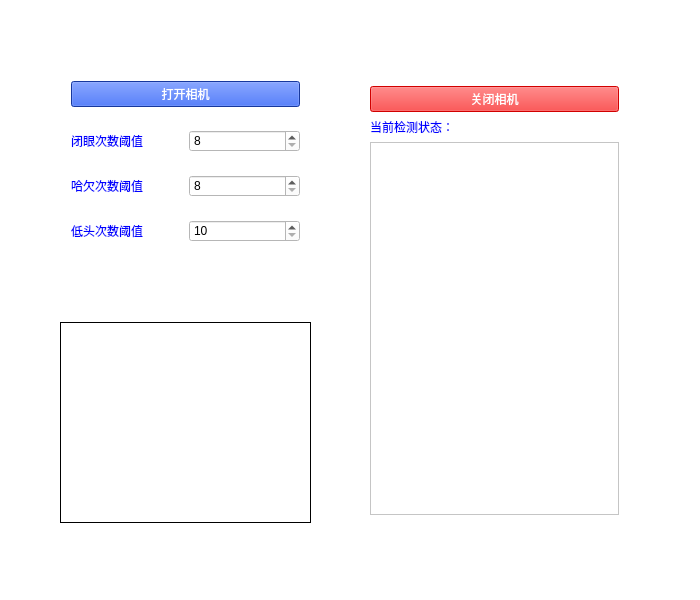
Above: widget.ui from ESI-SYD/gui_fatigue_detect before the change. Below: the same form after it.
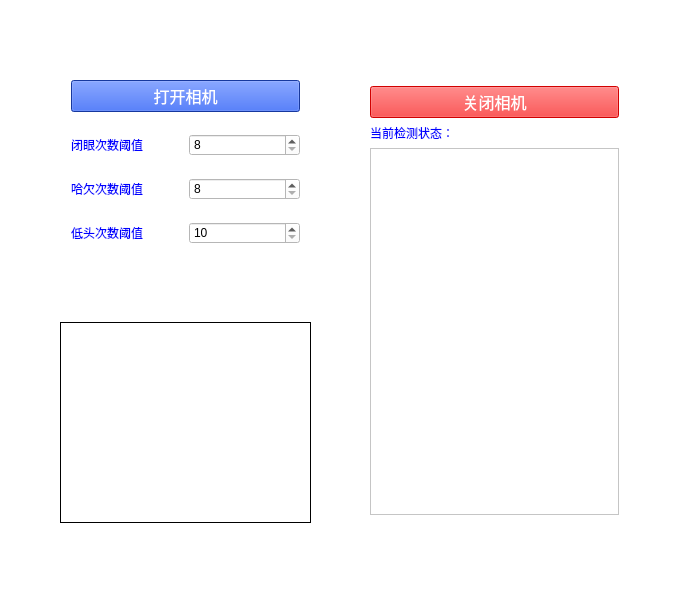
That is the form after the change.

Commit message: ui modification: front color and layout...

Patch:
```diff
--- a/widget.ui
+++ b/widget.ui
@@ -65,7 +65,7 @@
       <property name="font">
        <font>
         <family>黑体</family>
-        <pointsize>9</pointsize>
+        <pointsize>12</pointsize>
         <weight>50</weight>
         <italic>false</italic>
         <bold>false</bold>
@@ -174,7 +174,7 @@
       <property name="font">
        <font>
         <family>黑体</family>
-        <pointsize>9</pointsize>
+        <pointsize>12</pointsize>
         <weight>50</weight>
         <italic>false</italic>
         <bold>false</bold>
```
Left out of the diff: 12 changed lines with no effect on the pictures. The commit also changes 6 other files.
